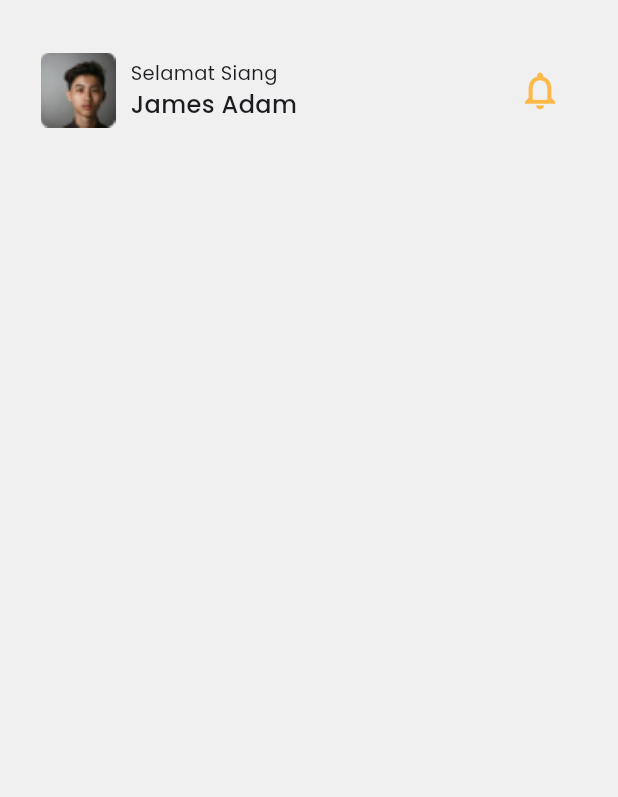
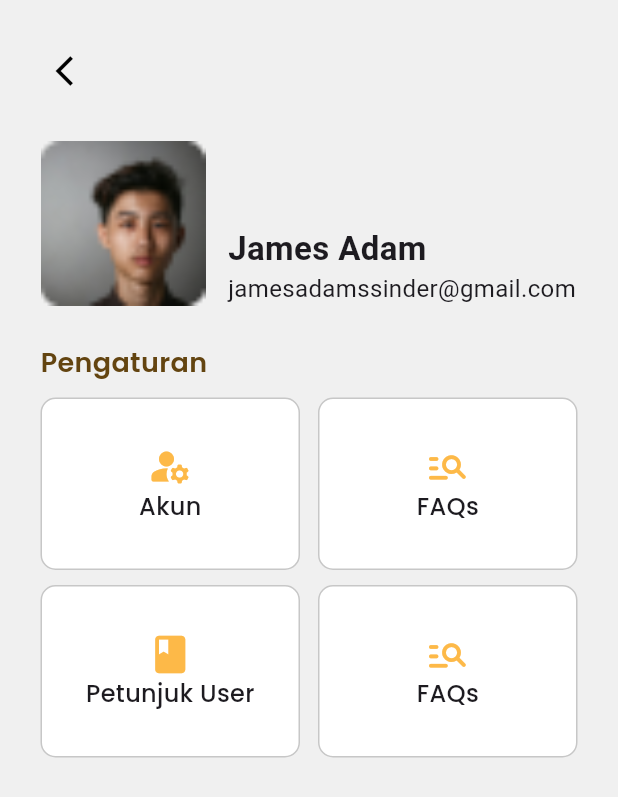
Before and after one commit to NotRegister/onfarm_application, a Flutter app: the HomeScreen screen opened directly, after a tap on "Selamat Siang", on a phone screen of 412 x 824 dp. Shown: the top 797 px of the screen. Run offline on Flutter 3.47's test engine with Material 3 defaults, Android fonts, the phone set to English and light mode, and no system bars; our stand-ins replace dotted_border, fl_chart, form_field_validator, google_fonts, percent_indicator.

Commit message:
add profile screen and profile button

```diff
--- a/lib/screens/home_screen.dart
+++ b/lib/screens/home_screen.dart
@@ -1,5 +1,6 @@
 import 'package:flutter/material.dart';
 import 'package:google_fonts/google_fonts.dart';
+import 'package:kkw_application/screens/profile_screen.dart';
 import 'package:kkw_application/utils/Colors.dart';
 
 class HomeScreen extends StatefulWidget {
@@ -26,7 +27,9 @@ class _HomeScreenState extends State<HomeScreen> {
                       crossAxisAlignment: CrossAxisAlignment.center,
                       children: [
                         InkWell(
-                          onTap: (){},
+                          onTap: (){
+                            Navigator.push(context, MaterialPageRoute(builder: (context) => const ProfileScreen()));
+                          },
                           borderRadius: BorderRadius.circular(10),
                           child: Padding(
                             padding: const EdgeInsets.only(right: 10),
--- /dev/null
+++ b/lib/screens/profile_screen.dart
@@ -0,0 +1,104 @@
+import 'package:flutter/material.dart';
+import 'package:google_fonts/google_fonts.dart';
+import 'package:kkw_application/screens/tabbar_screen.dart';
+import 'package:kkw_application/utils/Colors.dart';
+import 'package:kkw_application/widgets/pengaturan_profile_button.dart';
+
+class ProfileScreen extends StatelessWidget {
+  const ProfileScreen({super.key});
+
+  @override
+  Widget build(BuildContext context) {
+    return SafeArea(
+      child: Scaffold(
+        backgroundColor: ListColor.brokenWhiteColor,
+        body: SingleChildScrollView(
+          child: Column(
+            children: [
+              Padding(
+                padding: const EdgeInsets.symmetric(horizontal: 27, vertical: 25),
+                child: Column(
+                  crossAxisAlignment: CrossAxisAlignment.start,
+                  children: [
+                    InkWell(
+                      borderRadius: BorderRadius.circular(10),
+                      onTap: () {
+                        //Navigator.pop(context);
+                        Navigator.push(context, MaterialPageRoute(builder: (context) => const TabBarScreen()));
+                      },
+                      child: Container(
+                        padding: const EdgeInsets.all(10),
+                        child: const Icon(
+                          Icons.arrow_back_ios,
+                          color: ListColor.blackColor,
+                        ),
+                      ),
+                    ),
+                    const SizedBox(height: 25),
+                    Row(
+                      crossAxisAlignment: CrossAxisAlignment.end,
+                      children: [
+                        Image.asset(
+                          'assets/images/profile_image.png',
+                          width: 110,
+                          height: 110,
+                          fit: BoxFit.fill,
+                        ),
+                        const SizedBox(width: 15),
+                        const Flexible(
+                          child: Column(
+                            crossAxisAlignment: CrossAxisAlignment.start,
+                            children: [
+                              Text(
+                                'James Adam',
+                                style:
+                                    TextStyle(fontSize: 22, fontWeight: FontWeight.w700),
+                              ),
+                              Text(
+                                'jamesadamssinder@gmail.com',
+                                style:
+                                    TextStyle(fontSize: 16, fontWeight: FontWeight.w400),
+                              ),
+                            ],
+                          ),
+                        ),
+                      ],
+                    ),
+                    const SizedBox(height: 25),
+                    Text(
+                      'Pengaturan',
+                      style: GoogleFonts.poppins(
+                          fontSize: 18,
+                          fontWeight: FontWeight.w600,
+                          color: ListColor.secondaryColor),
+                    ),
+                    const SizedBox(height: 10),
+                    const Row(
+                      children: [
+                        PengaturanProfileButton(icon: Icons.manage_accounts_rounded, label: 'Akun',),
+                        SizedBox(
+                          width: 12,
+                        ),
+                        PengaturanProfileButton(icon: Icons.manage_search_rounded, label: 'FAQs',),
+                      ],
+                    ),
+                    const SizedBox(height: 10,),
+                    const Row(
+                      children: [
+                        PengaturanProfileButton(icon: Icons.book, label: 'Petunjuk User',),
+                        SizedBox(
+                          width: 12,
+                        ),
+                        PengaturanProfileButton(icon: Icons.manage_search_rounded, label: 'FAQs',),
+                      ],
+                    ),
+                  ],
+                ),
+              )
+            ],
+          ),
+        ),
+      ),
+    );
+  }
+}
--- /dev/null
+++ b/lib/widgets/pengaturan_profile_button.dart
@@ -0,0 +1,45 @@
+import 'package:flutter/material.dart';
+import 'package:google_fonts/google_fonts.dart';
+import 'package:kkw_application/utils/Colors.dart';
+
+class PengaturanProfileButton extends StatelessWidget {
+  const PengaturanProfileButton({
+    super.key, this.onTap, required this.icon, required this.label,
+  });
+
+  final Function? onTap ;
+  final IconData icon;
+  final String label;
+
+  @override
+  Widget build(BuildContext context) {
+    return Expanded(
+      child: InkWell(
+        borderRadius: BorderRadius.circular(10),
+        onTap: (){},
+        child: Container(
+          padding: const EdgeInsets.symmetric(vertical: 30),
+          decoration: BoxDecoration(
+            borderRadius: BorderRadius.circular(10),
+            color: ListColor.whiteColor,
+            border: Border.all(color: ListColor.lightGrayColor, width: 1),
+          ),
+          child:  Column(
+            children: [
+              Icon(
+                icon, //Icons.manage_accounts_rounded,
+                size: 30,
+                color: ListColor.primaryColor,
+              ),
+              Text(
+                label,
+                style: GoogleFonts.poppins(
+                    fontSize: 16, fontWeight: FontWeight.w500),
+              )
+            ],
+          ),
+        ),
+      ),
+    );
+  }
+}
```
